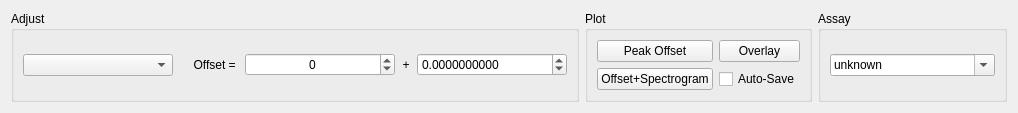
Old version of the form RetrospectiveAnalysis/src/uic/ra_peak_tracker_tab_setting_widget.ui in the repository EzekielDaun/biosensors.
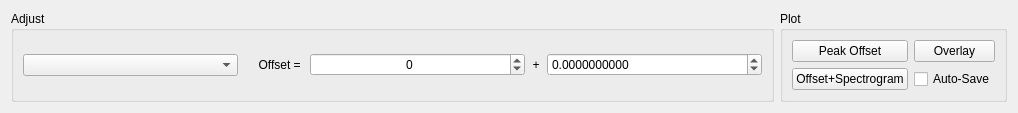
New version of the form.

Commit message: RA: display customize unit, remove assay name function

```diff
--- a/RetrospectiveAnalysis/src/uic/ra_peak_tracker_tab_setting_widget.ui
+++ b/RetrospectiveAnalysis/src/uic/ra_peak_tracker_tab_setting_widget.ui
@@ -131,31 +131,6 @@
          </layout>
         </widget>
        </item>
-       <item>
-        <widget class="QGroupBox" name="groupBox_3">
-         <property name="sizePolicy">
-          <sizepolicy hsizetype="Preferred" vsizetype="Preferred">
-           <horstretch>1</horstretch>
-           <verstretch>0</verstretch>
-          </sizepolicy>
-         </property>
-         <property name="title">
-          <string>Assay</string>
-         </property>
-         <layout class="QHBoxLayout" name="horizontalLayout_2">
-          <item>
-           <widget class="QComboBox" name="assayComboBox">
-            <property name="editable">
-             <bool>true</bool>
-            </property>
-            <property name="currentText">
-             <string>unknown</string>
-            </property>
-           </widget>
-          </item>
-         </layout>
-        </widget>
-       </item>
       </layout>
      </widget>
     </widget>
```
The commit also changes 6 other files.
